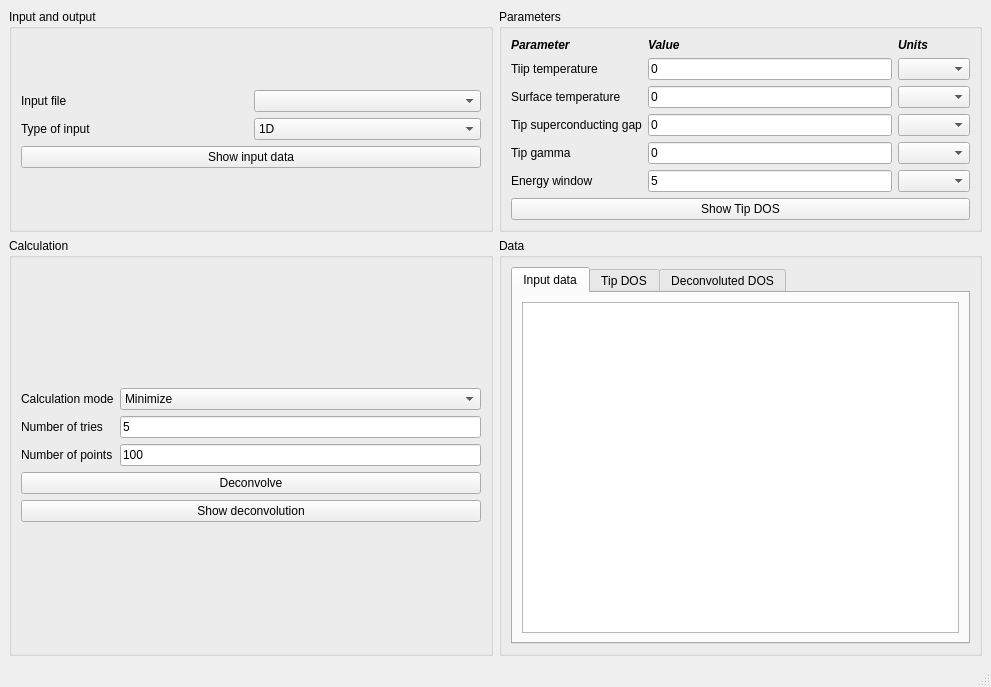
This is interface/interface.ui in joselado/stmdeconvpy as Qt 5 draws it before an edit. The edited form follows.
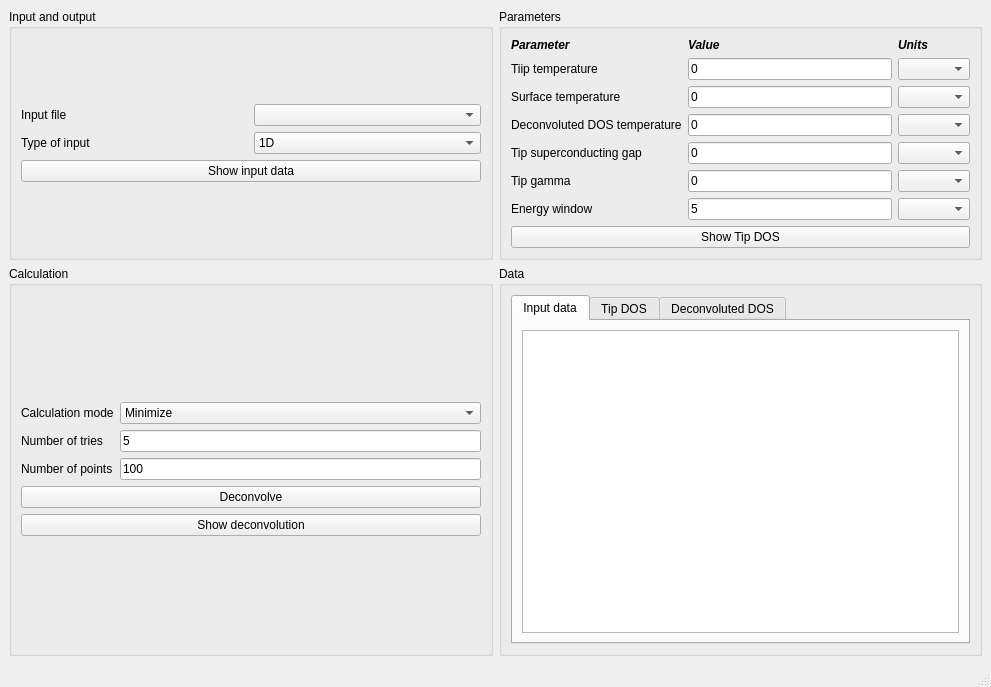
This is the edited form.

Diff of the .ui file:
```diff
--- a/interface/interface.ui
+++ b/interface/interface.ui
@@ -124,7 +124,7 @@
          <item row="2" column="2">
           <widget class="QComboBox" name="box_Tsur"/>
          </item>
-         <item row="3" column="1">
+         <item row="4" column="1">
           <widget class="QLineEdit" name="delta">
            <property name="toolTip">
             <string>Superconducting gap of the Tip</string>
@@ -134,24 +134,24 @@
            </property>
           </widget>
          </item>
-         <item row="3" column="0">
+         <item row="4" column="0">
           <widget class="QLabel" name="label_3">
            <property name="text">
             <string>Tip superconducting gap</string>
            </property>
           </widget>
          </item>
-         <item row="3" column="2">
+         <item row="4" column="2">
           <widget class="QComboBox" name="box_delta"/>
          </item>
-         <item row="4" column="0">
+         <item row="5" column="0">
           <widget class="QLabel" name="label_4">
            <property name="text">
             <string>Tip gamma</string>
            </property>
           </widget>
          </item>
-         <item row="4" column="1">
+         <item row="5" column="1">
           <widget class="QLineEdit" name="gamma">
            <property name="toolTip">
             <string>Gamma of the Dynes superconductor assumed</string>
@@ -161,10 +161,10 @@
            </property>
           </widget>
          </item>
-         <item row="4" column="2">
+         <item row="5" column="2">
           <widget class="QComboBox" name="box_gamma"/>
          </item>
-         <item row="6" column="0" colspan="3">
+         <item row="7" column="0" colspan="3">
           <widget class="QPushButton" name="show_tip_dos">
            <property name="toolTip">
             <string>Show the DOS of the Tip at T=0</string>
@@ -216,23 +216,40 @@
            </property>
           </widget>
          </item>
-         <item row="5" column="0">
+         <item row="6" column="0">
           <widget class="QLabel" name="label_8">
            <property name="text">
             <string>Energy window</string>
            </property>
           </widget>
          </item>
-         <item row="5" column="1">
+         <item row="6" column="1">
           <widget class="QLineEdit" name="ewindow">
            <property name="text">
             <string>5</string>
            </property>
           </widget>
          </item>
-         <item row="5" column="2">
+         <item row="6" column="2">
           <widget class="QComboBox" name="box_ewindow"/>
          </item>
+         <item row="3" column="1">
+          <widget class="QLineEdit" name="Tdos">
+           <property name="text">
+            <string>0</string>
+           </property>
+          </widget>
+         </item>
+         <item row="3" column="0">
+          <widget class="QLabel" name="label_14">
+           <property name="text">
+            <string>Deconvoluted DOS temperature</string>
+           </property>
+          </widget>
+         </item>
+         <item row="3" column="2">
+          <widget class="QComboBox" name="box_Tdos"/>
+         </item>
         </layout>
        </item>
       </layout>
```
